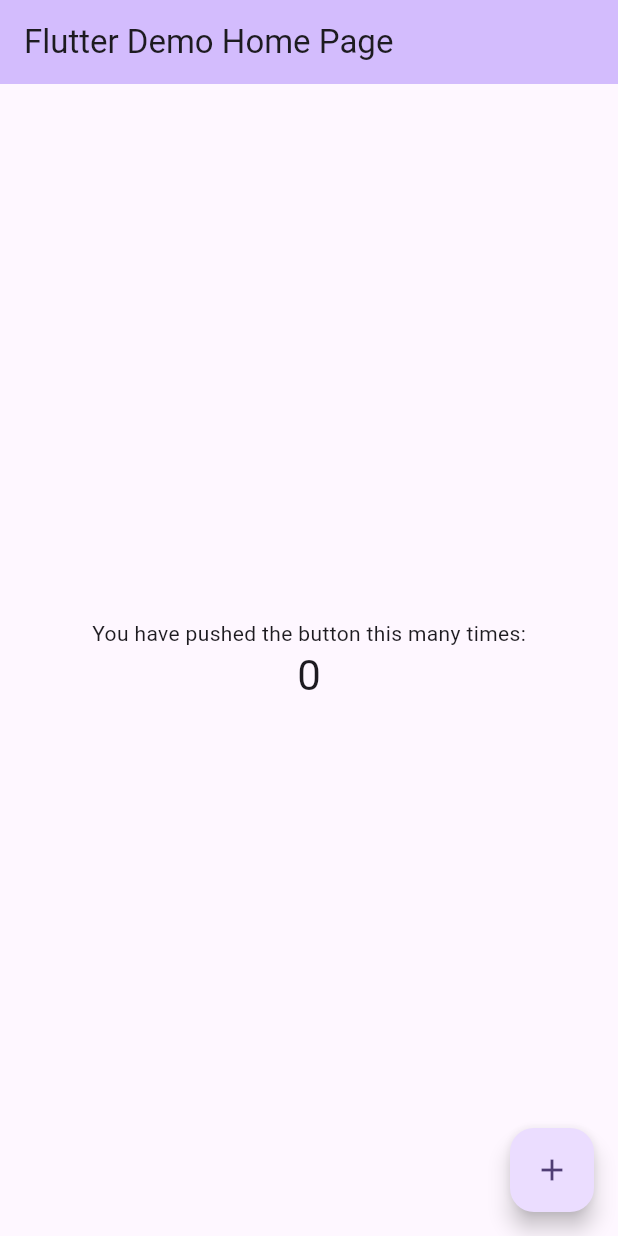
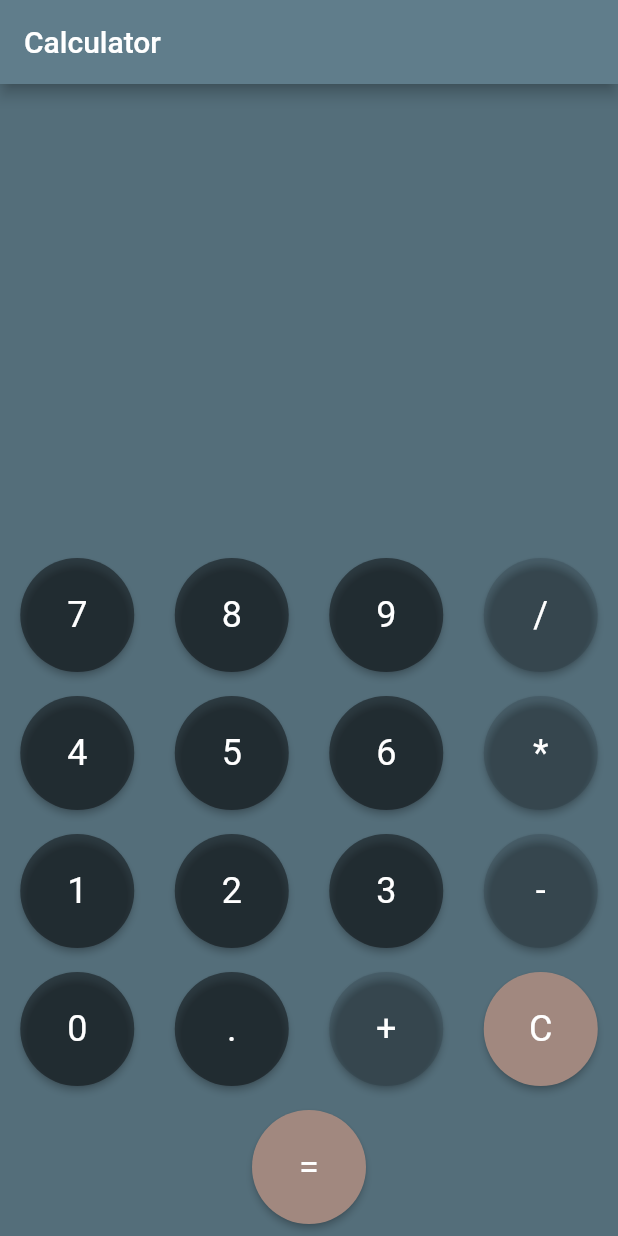
Before and after one commit to javeeriiaaa/CalculatorApp_Flutter, a Flutter app: the screen it shows after launch, on a phone screen of 412 x 824 dp. Run offline on Flutter 3.47's test engine with Material 2 defaults, Android fonts, the phone set to English and light mode, and no system bars; our stand-ins replace math_expressions.

Commit message:
I've designed the calculator screen up till now.

```diff
--- a/lib/main.dart
+++ b/lib/main.dart
@@ -1,125 +1,200 @@
 import 'package:flutter/material.dart';
+import 'package:math_expressions/math_expressions.dart';
 
 void main() {
-  runApp(const MyApp());
+  runApp(CalculatorApp());
 }
 
-class MyApp extends StatelessWidget {
-  const MyApp({super.key});
-
-  // This widget is the root of your application.
+class CalculatorApp extends StatelessWidget {
   @override
   Widget build(BuildContext context) {
     return MaterialApp(
-      title: 'Flutter Demo',
+      debugShowCheckedModeBanner: false,
+      title: 'Calculator App',
       theme: ThemeData(
-        // This is the theme of your application.
-        //
-        // TRY THIS: Try running your application with "flutter run". You'll see
-        // the application has a blue toolbar. Then, without quitting the app,
-        // try changing the seedColor in the colorScheme below to Colors.green
-        // and then invoke "hot reload" (save your changes or press the "hot
-        // reload" button in a Flutter-supported IDE, or press "r" if you used
-        // the command line to start the app).
-        //
-        // Notice that the counter didn't reset back to zero; the application
-        // state is not lost during the reload. To reset the state, use hot
-        // restart instead.
-        //
-        // This works for code too, not just values: Most code changes can be
-        // tested with just a hot reload.
-        colorScheme: ColorScheme.fromSeed(seedColor: Colors.deepPurple),
-        useMaterial3: true,
+        primarySwatch: Colors.blueGrey,
       ),
-      home: const MyHomePage(title: 'Flutter Demo Home Page'),
+      home: CalculatorScreen(),
     );
   }
 }
 
-class MyHomePage extends StatefulWidget {
-  const MyHomePage({super.key, required this.title});
-
-  // This widget is the home page of your application. It is stateful, meaning
-  // that it has a State object (defined below) that contains fields that affect
-  // how it looks.
-
-  // This class is the configuration for the state. It holds the values (in this
-  // case the title) provided by the parent (in this case the App widget) and
-  // used by the build method of the State. Fields in a Widget subclass are
-  // always marked "final".
-
-  final String title;
-
+class CalculatorScreen extends StatefulWidget {
   @override
-  State<MyHomePage> createState() => _MyHomePageState();
+  _CalculatorScreenState createState() => _CalculatorScreenState();
 }
 
-class _MyHomePageState extends State<MyHomePage> {
-  int _counter = 0;
+class _CalculatorScreenState extends State<CalculatorScreen> {
+  String _expression = '';
+  String _result = '';
 
-  void _incrementCounter() {
+  void _addToExpression(String value) {
     setState(() {
-      // This call to setState tells the Flutter framework that something has
-      // changed in this State, which causes it to rerun the build method below
-      // so that the display can reflect the updated values. If we changed
-      // _counter without calling setState(), then the build method would not be
-      // called again, and so nothing would appear to happen.
-      _counter++;
+      _expression += value;
+    });
+  }
+
+  void _clearExpression() {
+    setState(() {
+      _expression = '';
+      _result = '';
+    });
+  }
+
+  void _evaluateExpression() {
+    Parser p = Parser();
+    Expression exp = p.parse(_expression);
+    ContextModel cm = ContextModel();
+    double eval = exp.evaluate(EvaluationType.REAL, cm);
+    setState(() {
+      _result = eval.toString();
     });
   }
 
   @override
   Widget build(BuildContext context) {
-    // This method is rerun every time setState is called, for instance as done
-    // by the _incrementCounter method above.
-    //
-    // The Flutter framework has been optimized to make rerunning build methods
-    // fast, so that you can just rebuild anything that needs updating rather
-    // than having to individually change instances of widgets.
     return Scaffold(
       appBar: AppBar(
-        // TRY THIS: Try changing the color here to a specific color (to
-        // Colors.amber, perhaps?) and trigger a hot reload to see the AppBar
-        // change color while the other colors stay the same.
-        backgroundColor: Theme.of(context).colorScheme.inversePrimary,
-        // Here we take the value from the MyHomePage object that was created by
-        // the App.build method, and use it to set our appbar title.
-        title: Text(widget.title),
+        title: const Text('Calculator'),
       ),
-      body: Center(
-        // Center is a layout widget. It takes a single child and positions it
-        // in the middle of the parent.
-        child: Column(
-          // Column is also a layout widget. It takes a list of children and
-          // arranges them vertically. By default, it sizes itself to fit its
-          // children horizontally, and tries to be as tall as its parent.
-          //
-          // Column has various properties to control how it sizes itself and
-          // how it positions its children. Here we use mainAxisAlignment to
-          // center the children vertically; the main axis here is the vertical
-          // axis because Columns are vertical (the cross axis would be
-          // horizontal).
-          //
-          // TRY THIS: Invoke "debug painting" (choose the "Toggle Debug Paint"
-          // action in the IDE, or press "p" in the console), to see the
-          // wireframe for each widget.
-          mainAxisAlignment: MainAxisAlignment.center,
-          children: <Widget>[
-            const Text(
-              'You have pushed the button this many times:',
+      body: Column(
+        crossAxisAlignment: CrossAxisAlignment.stretch,
+        children: [
+          Expanded(
+            child: Container(
+              color: Color.alphaBlend(Colors.black12, Colors.blueGrey),
+              padding: const EdgeInsets.all(16.0),
+              alignment: Alignment.bottomRight,
+              child: Text(
+                _expression,
+                style: const TextStyle(fontSize: 32.0, fontWeight: FontWeight.bold),
+              ),
             ),
-            Text(
-              '$_counter',
-              style: Theme.of(context).textTheme.headlineMedium,
+          ),
+          Expanded(
+            flex: 2,
+            child: Container(
+              color: Color.alphaBlend(Colors.black12, Colors.blueGrey),
+              padding: const EdgeInsets.all(16.0),
+              alignment: Alignment.bottomRight,
+              child: Text(
+                _result,
+                style: const TextStyle(fontSize: 48.0, fontWeight: FontWeight.bold),
+              ),
             ),
-          ],
+          ),
+          Container(
+            color: Color.alphaBlend(Colors.black12, Colors.blueGrey),
+            child: Row(
+              children: [
+                _buildRoundButton('7'),
+                _buildRoundButton('8'),
+                _buildRoundButton('9'),
+                _buildOperatorButton('/'),
+              ],
+            ),
+          ),
+          Container(
+            color: Color.alphaBlend(Colors.black12, Colors.blueGrey),
+            child: Row(
+              children: [
+                _buildRoundButton('4'),
+                _buildRoundButton('5'),
+                _buildRoundButton('6'),
+                _buildOperatorButton('*'),
+              ],
+            ),
+          ),
+          Container(
+            color: Color.alphaBlend(Colors.black12, Colors.blueGrey),
+            child: Row(
+              children: [
+                _buildRoundButton('1'),
+                _buildRoundButton('2'),
+                _buildRoundButton('3'),
+                _buildOperatorButton('-'),
+              ],
+            ),
+          ),
+          Container(
+            color: Color.alphaBlend(Colors.black12, Colors.blueGrey),
+            child: Row(
+              children: [
+                _buildRoundButton('0'),
+                _buildRoundButton('.'),
+                _buildOperatorButton('+'),
+                _buildActionButton('C'),
+              ],
+            ),
+          ),
+          Container(
+              color: Color.alphaBlend(Colors.black12, Colors.blueGrey),
+              child: _buildActionButton('=')),
+        ],
+      ),
+    );
+  }
+
+  Widget _buildRoundButton(String value) {
+    return Expanded(
+      child: Padding(
+        padding: const EdgeInsets.all(8.0),
+        child: ElevatedButton(
+          onPressed: () => _addToExpression(value),
+          style: ElevatedButton.styleFrom(
+            foregroundColor: Colors.white,
+            backgroundColor: Colors.black45,
+            shape: CircleBorder(),
+            padding: EdgeInsets.all(24.0),
+            textStyle: TextStyle(fontSize: 24.0),
+          ),
+          child: Text(value),
         ),
       ),
-      floatingActionButton: FloatingActionButton(
-        onPressed: _incrementCounter,
-        tooltip: 'Increment',
-        child: const Icon(Icons.add),
-      ), // This trailing comma makes auto-formatting nicer for build methods.
+    );
+  }
+
+  Widget _buildOperatorButton(String operator) {
+    return Expanded(
+      child: Padding(
+        padding: const EdgeInsets.all(8.0),
+        child: ElevatedButton(
+          onPressed: () => _addToExpression(operator),
+          style: ElevatedButton.styleFrom(
+            foregroundColor: Colors.white,
+            backgroundColor: Colors.black12,
+            shape: CircleBorder(),
+            padding: EdgeInsets.all(24.0),
+            textStyle: TextStyle(fontSize: 24.0),
+          ),
+          child: Text(operator),
+        ),
+      ),
+    );
+  }
+
+  Widget _buildActionButton(String action) {
+    return Expanded(
+      child: Padding(
+        padding: const EdgeInsets.all(8.0),
+        child: ElevatedButton(
+          onPressed: () {
+            if (action == '=') {
+              _evaluateExpression();
+            } else {
+              _clearExpression();
+            }
+          },
+          style: ElevatedButton.styleFrom(
+            foregroundColor: Colors.white,
+            backgroundColor: Colors.brown.shade300,
+            shape: const CircleBorder(),
+            padding: const EdgeInsets.all(24.0),
+            textStyle: TextStyle(fontSize: 24.0),
+          ),
+          child: Text(action),
+        ),
+      ),
     );
   }
 }
--- a/pubspec.yaml
+++ b/pubspec.yaml
@@ -35,6 +35,7 @@ dependencies:
   # The following adds the Cupertino Icons font to your application.
   # Use with the CupertinoIcons class for iOS style icons.
   cupertino_icons: ^1.0.2
+  math_expressions: ^2.4.0
 
 dev_dependencies:
   flutter_test:
```
Also changed, not shown: pubspec.lock.
